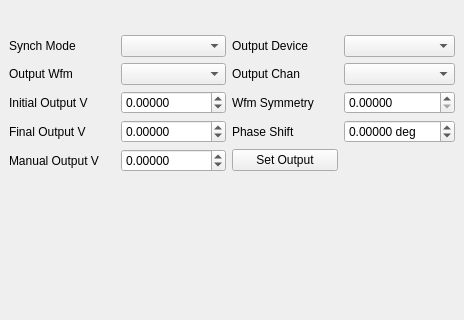
This is source/qxrdsynchronizedacquisitiondialog.ui in guyjennings/qxrd as Qt 5 draws it before an edit; both pictures show x 0 to 464 and y 206 to 526 of the 464 by 619 pixel window. The edited form follows.
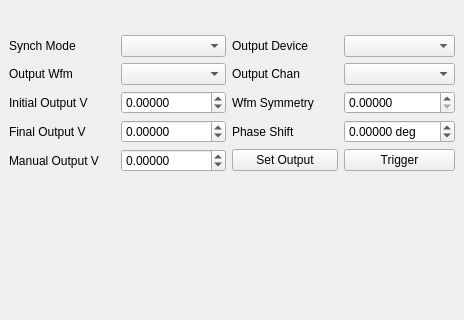
This is the edited form. Custom widgets are drawn as their Qt base class.

Commit message: Added manual output and manual trigger options of sync output voltage

```diff
--- a/source/qxrdsynchronizedacquisitiondialog.ui
+++ b/source/qxrdsynchronizedacquisitiondialog.ui
@@ -200,6 +200,13 @@
       </property>
      </widget>
     </item>
+    <item row="9" column="3">
+     <widget class="QPushButton" name="m_ManualTrigger">
+      <property name="text">
+       <string>Trigger</string>
+      </property>
+     </widget>
+    </item>
    </layout>
   </widget>
  </widget>
```
The commit also changes 6 other files.
